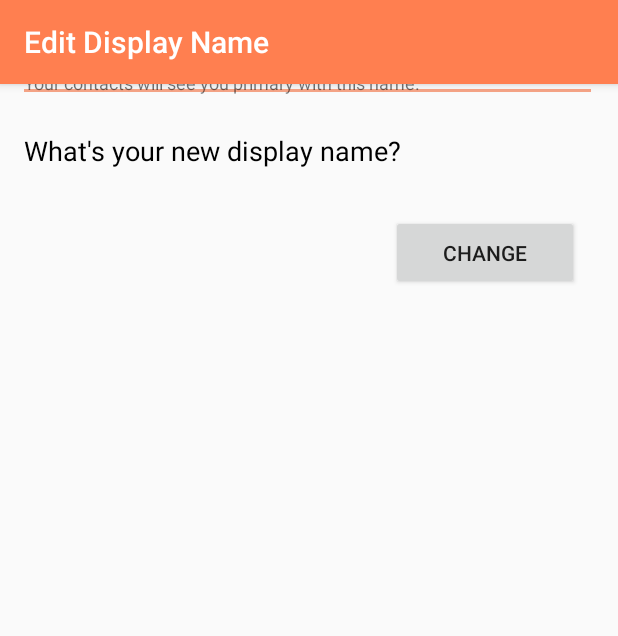
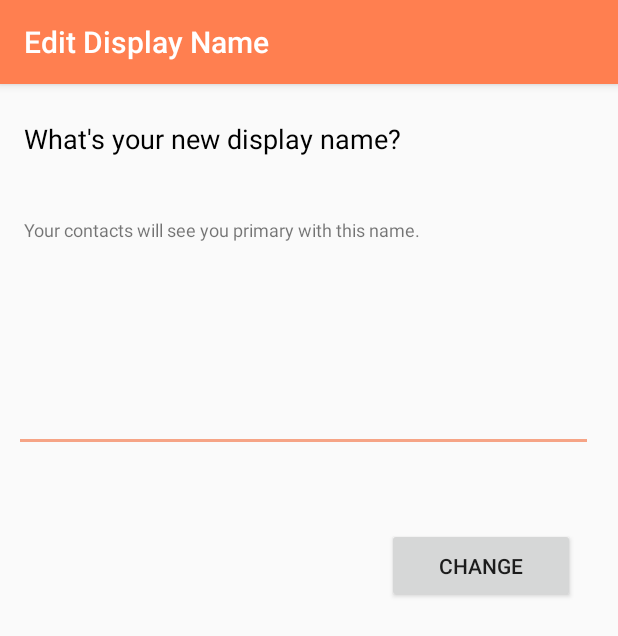
Before and after one commit to ahmed-debbech/aries_messenger, an Android app: the EditDispName screen opened directly, with no data from a screen before it, on a phone screen of 412 x 824 dp. Shown: the top 636 px of the screen. Run offline under Robolectric (Android 15) with nearby library versions, the phone set to English and light mode, and no system bars.

```diff
--- a/app/src/main/res/layout/activity_edit_disp_name.xml
+++ b/app/src/main/res/layout/activity_edit_disp_name.xml
@@ -6,10 +6,18 @@
     android:layout_height="match_parent"
     tools:context=".activities.EditDispName">
 
+    <androidx.constraintlayout.widget.ConstraintLayout
+        android:layout_width="match_parent"
+        android:layout_height="match_parent">
+
         <com.google.android.material.appbar.AppBarLayout
+            android:id="@+id/appBarLayout"
             android:layout_width="match_parent"
             android:layout_height="wrap_content"
-        android:theme="@style/AppTheme.AppBarOverlay">
+            android:theme="@style/AppTheme.AppBarOverlay"
+            app:layout_constraintEnd_toEndOf="parent"
+            app:layout_constraintStart_toStartOf="parent"
+            app:layout_constraintTop_toTopOf="parent">
 
             <androidx.appcompat.widget.Toolbar
                 android:id="@+id/toolbar"
@@ -20,26 +28,23 @@
 
         </com.google.android.material.appbar.AppBarLayout>
 
-    <androidx.constraintlayout.widget.ConstraintLayout
-        android:layout_width="match_parent"
-        android:layout_height="match_parent">
-
         <EditText
             android:id="@+id/edit_input_dispName"
             android:layout_width="386dp"
             android:layout_height="68dp"
+            android:layout_marginTop="72dp"
             android:ems="10"
             android:inputType="textPersonName"
             app:layout_constraintEnd_toEndOf="@+id/edit_hint"
-            app:layout_constraintHorizontal_bias="0.034"
+            app:layout_constraintHorizontal_bias="0.06"
             app:layout_constraintStart_toStartOf="@+id/edit_hint"
-            tools:layout_editor_absoluteY="191dp" />
+            app:layout_constraintTop_toBottomOf="@+id/edit_hint" />
 
         <TextView
             android:id="@+id/edit_dispLabel"
             android:layout_width="wrap_content"
             android:layout_height="wrap_content"
-            android:layout_marginTop="88dp"
+            android:layout_marginTop="24dp"
             android:fontFamily="sans-serif"
             android:text="What's your new display name?"
             android:textColor="@color/naturalText"
@@ -47,7 +52,7 @@
             app:layout_constraintEnd_toEndOf="parent"
             app:layout_constraintHorizontal_bias="0.098"
             app:layout_constraintStart_toStartOf="parent"
-            app:layout_constraintTop_toTopOf="parent" />
+            app:layout_constraintTop_toBottomOf="@+id/appBarLayout" />
 
         <Button
             android:id="@+id/edit_change"
@@ -65,14 +70,13 @@
             android:id="@+id/edit_hint"
             android:layout_width="wrap_content"
             android:layout_height="wrap_content"
+            android:layout_marginTop="40dp"
             android:text="Your contacts will see you primary with this name."
             android:textSize="12dp"
-            app:layout_constraintBottom_toTopOf="@+id/edit_input_dispName"
             app:layout_constraintEnd_toEndOf="@+id/edit_dispLabel"
             app:layout_constraintHorizontal_bias="0.0"
             app:layout_constraintStart_toStartOf="@+id/edit_dispLabel"
-            app:layout_constraintTop_toBottomOf="@+id/edit_dispLabel"
-            app:layout_constraintVertical_bias="0.508" />
+            app:layout_constraintTop_toBottomOf="@+id/edit_dispLabel" />
     </androidx.constraintlayout.widget.ConstraintLayout>
 
 </androidx.coordinatorlayout.widget.CoordinatorLayout>
```
Also changed, not shown: app/src/main/java/com/ahmeddebbech/aries_messenger/activities/EditDispName.java (+17 -0 lines), app/src/main/java/com/ahmeddebbech/aries_messenger/activities/ProfileFragment.java (+13 -1 lines). Lines whose indentation alone changed are shown as unchanged.
